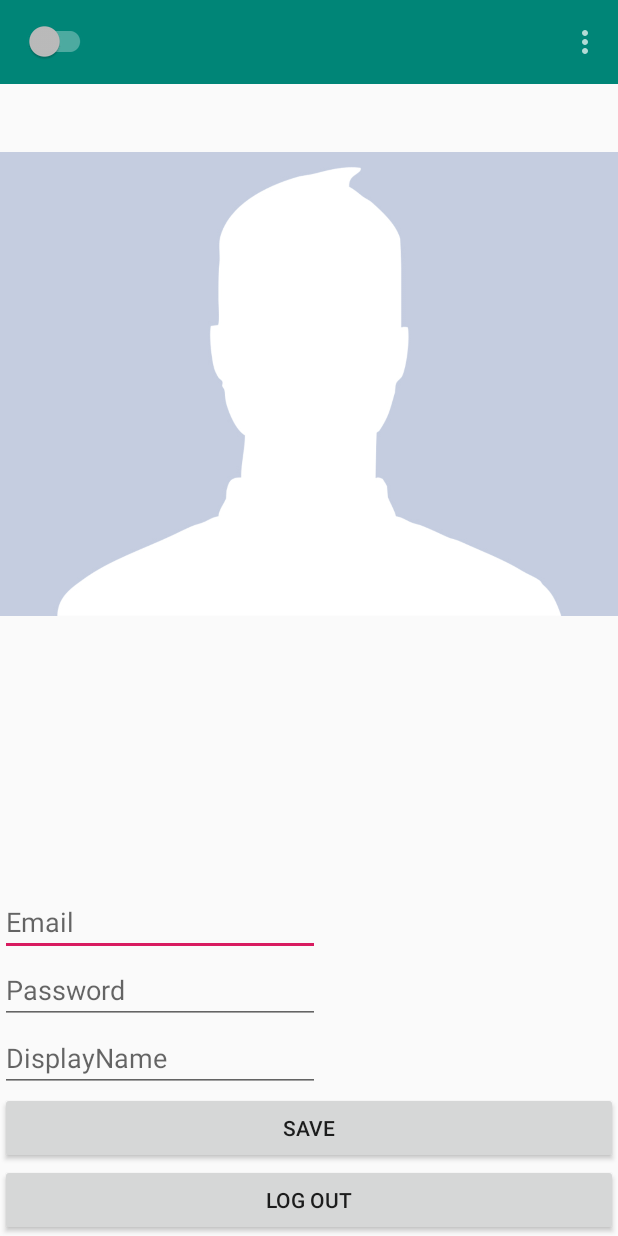
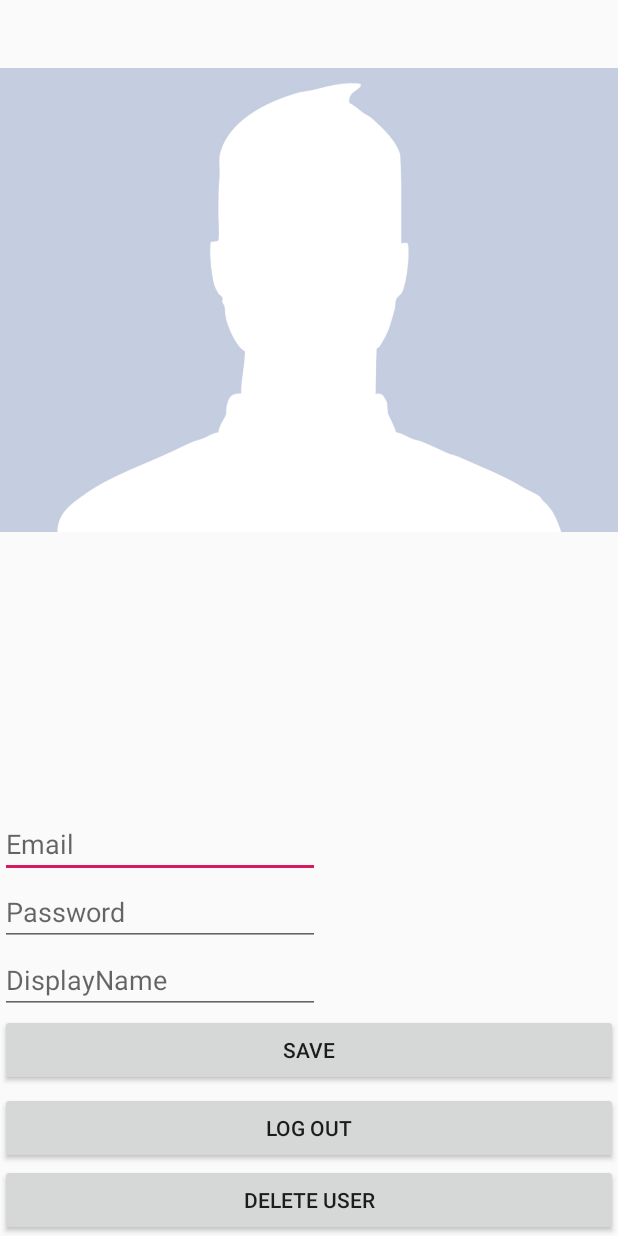
Before and after one commit to seelk89/MobileSaucyChat, an Android app: the UserPageActivity screen opened directly, with no data from a screen before it, on a phone screen of 412 x 824 dp. Run offline under Robolectric (Android 15) with nearby library versions, the phone set to English and light mode, and no system bars; our stand-ins replace Firebase (no records; nobody signed in at launch, a user with empty details on screens opened directly).

Commit message:
added chatroom ui, logout, delete user

```diff
--- a/app/src/main/java/com/example/mobilesaucychat/Variables.java
+++ b/app/src/main/java/com/example/mobilesaucychat/Shared/Variables.java
@@ -1,4 +1,4 @@
-package com.example.mobilesaucychat;
+package com.example.mobilesaucychat.Shared;
 
 public class Variables {
     // static variable single_instance of type Variables
--- a/app/src/main/java/com/example/mobilesaucychat/UserPageActivity.java
+++ b/app/src/main/java/com/example/mobilesaucychat/UserPageActivity.java
@@ -1,9 +1,11 @@
 package com.example.mobilesaucychat;
 
+import android.content.Intent;
 import android.os.Bundle;
 import android.support.annotation.NonNull;
 import android.support.v7.app.AppCompatActivity;
 import android.support.v7.widget.Toolbar;
+import android.util.Log;
 import android.view.Menu;
 import android.view.View;
 import android.widget.Button;
@@ -11,6 +13,7 @@ import android.widget.EditText;
 import android.widget.ImageView;
 import android.widget.Toast;
 
+import com.example.mobilesaucychat.Shared.Variables;
 import com.example.mobilesaucychat.models.User;
 import com.google.android.gms.tasks.OnCompleteListener;
 import com.google.android.gms.tasks.Task;
@@ -23,7 +26,7 @@ public class UserPageActivity extends AppCompatActivity {
     String email, password, displayName;
     Toolbar mToolbar;
     EditText etEmail, etPassword, etDisplayname;
-    Button btnSave, btnLogout;
+    Button btnSave, btnLogout, btnDeleteUser;
     ImageView imgFriend;
     FirebaseAuth firebaseAuth;
     Variables variables;
@@ -41,23 +44,36 @@ public class UserPageActivity extends AppCompatActivity {
         onClickListeners();
         setSupportActionBar(mToolbar);
         setTitle("");
+        if (firebaseAuth.getCurrentUser() == null) {
+            btnLogout.setVisibility(View.GONE);
+            btnDeleteUser.setVisibility(View.INVISIBLE);
+        }
     }
 
     public void findViews() {
         mToolbar = findViewById(R.id.toolbar);
         btnSave = findViewById(R.id.btnSave);
         btnLogout = findViewById(R.id.btnLogout);
+        btnDeleteUser = findViewById(R.id.btnDeleteUser);
         etEmail = findViewById(R.id.etEmail);
         etPassword = findViewById(R.id.etPassword);
         etDisplayname = findViewById(R.id.etDisplayName);
         imgFriend = findViewById(R.id.imgViewUser);
 
-        displayName = etDisplayname.getText().toString().trim();
-        email = getIntent().getSerializableExtra(variables.EMAIL_INFO).toString().trim();
-        password = getIntent().getSerializableExtra(variables.PASSWORD_INFO).toString().trim();
+        if (firebaseAuth.getCurrentUser() == null)
+        {
+            displayName = etDisplayname.getText().toString().trim();
+            email = getIntent().getSerializableExtra(variables.EMAIL_INFO).toString().trim();
+            password = getIntent().getSerializableExtra(variables.PASSWORD_INFO).toString().trim();
 
-        etEmail.append(email);
-        etPassword.append(password);
+            etEmail.append(email);
+            etPassword.append(password);
+        }
+        else
+        {
+          etEmail.setText(firebaseAuth.getCurrentUser().getEmail());
+          etDisplayname.setText(firebaseAuth.getCurrentUser().getDisplayName());
+        }
     }
 
     public void onClickListeners() {
@@ -67,6 +83,27 @@ public class UserPageActivity extends AppCompatActivity {
                 signUp();
             }
         });
+        btnLogout.setOnClickListener(new View.OnClickListener() {
+            @Override
+            public void onClick(View v) {
+
+                firebaseAuth.signOut();
+                startActivity(new Intent(getApplicationContext(), MainActivity.class));
+            }
+        });
+
+        btnDeleteUser.setOnClickListener(new View.OnClickListener() {
+            @Override
+            public void onClick(View v) {
+                deleteUser();
+            }
+        });
+    }
+
+    private void deleteUser() {
+        firebaseAuth.getCurrentUser().delete();
+        Toast.makeText(getApplicationContext(), "We're sad to see you leave... NOT", Toast.LENGTH_SHORT).show();
+        startActivity(new Intent(getApplicationContext(), MainActivity.class));
     }
 
     @Override
@@ -84,14 +121,14 @@ public class UserPageActivity extends AppCompatActivity {
                         if (task.isSuccessful()) {
                             User user = new User(
                                     email,
-                                    displayName
+                                    displayName = etDisplayname.getText().toString().trim()
                             );
 
-                            FirebaseDatabase.getInstance().getReference("Users").
+                            FirebaseDatabase.getInstance().getReference("users").
                                     child(FirebaseAuth.getInstance().getCurrentUser().getUid()).setValue(user);
 
                             Toast.makeText(getApplicationContext(), "Successfully created account", Toast.LENGTH_SHORT).show();
-                            // startActivity(new Intent(getApplicationContext(), UserPageActivity.class));
+                            startActivity(new Intent(getApplicationContext(), ChatRoomActivity.class));
                         } else {
                             Toast.makeText(getApplicationContext(), "Something is wrong", Toast.LENGTH_SHORT).show();
                         }
--- a/app/src/main/res/layout/activity_user_page.xml
+++ b/app/src/main/res/layout/activity_user_page.xml
@@ -1,62 +1,64 @@
 <?xml version="1.0" encoding="utf-8"?>
 <RelativeLayout xmlns:android="http://schemas.android.com/apk/res/android"
     xmlns:app="http://schemas.android.com/apk/res-auto"
+    xmlns:tools="http://schemas.android.com/tools"
     android:layout_width="match_parent"
-    android:layout_height="match_parent"
-    xmlns:tools="http://schemas.android.com/tools">
-
-    <include
-        android:id="@+id/toolbar"
-        layout="@layout/toolbar" />
+    android:layout_height="match_parent">
 
     <ImageView
         android:id="@+id/imgViewUser"
+        android:layout_width="fill_parent"
+        android:layout_height="400dp"
         android:layout_below="@+id/toolbar"
         android:layout_centerHorizontal="true"
-        android:layout_width="fill_parent"
-        android:layout_height="400dp"
-        android:src="@drawable/face"
-        />
+        android:src="@drawable/face" />
 
     <EditText
         android:id="@+id/etEmail"
-        android:hint="@string/username"
-        android:layout_above="@+id/etPassword"
         android:layout_width="wrap_content"
         android:layout_height="wrap_content"
+        android:layout_above="@+id/etPassword"
         android:ems="10"
+        android:hint="@string/username"
         android:inputType="textEmailAddress" />
 
     <EditText
         android:id="@+id/etPassword"
-        android:hint="@string/pass"
-        android:layout_above="@+id/etDisplayName"
         android:layout_width="wrap_content"
         android:layout_height="wrap_content"
+        android:layout_above="@+id/etDisplayName"
         android:ems="10"
+        android:hint="@string/pass"
         android:inputType="textPersonName" />
 
     <EditText
         android:id="@+id/etDisplayName"
-        android:hint="@string/displayname"
-        android:layout_above="@+id/btnSave"
         android:layout_width="wrap_content"
         android:layout_height="wrap_content"
+        android:layout_above="@+id/btnSave"
         android:ems="10"
+        android:hint="@string/displayname"
         android:inputType="textPersonName" />
 
     <Button
         android:id="@+id/btnSave"
-        android:layout_above="@+id/btnLogout"
         android:layout_width="fill_parent"
         android:layout_height="wrap_content"
-        android:text="@string/save"/>
+        android:layout_alignParentBottom="true"
+        android:layout_marginBottom="100dp"
+        android:text="@string/save" />
 
     <Button
         android:id="@+id/btnLogout"
-        android:layout_alignParentBottom="true"
         android:layout_width="fill_parent"
         android:layout_height="wrap_content"
+        android:layout_above="@id/btnDeleteUser"
         android:text="@string/logOut" />
 
+    <Button
+        android:id="@+id/btnDeleteUser"
+        android:layout_width="fill_parent"
+        android:layout_height="wrap_content"
+        android:layout_alignParentBottom="true"
+        android:text="@string/deleteUser" />
 </RelativeLayout>
--- a/app/src/main/res/menu/menu.xml
+++ b/app/src/main/res/menu/menu.xml
@@ -8,6 +8,6 @@
 
     <item
         android:id="@+id/itemLogout"
-        android:title="Logout"/>
+        android:title="@string/logOut"/>
 
 </menu>
--- a/app/src/main/res/values/strings.xml
+++ b/app/src/main/res/values/strings.xml
@@ -5,5 +5,6 @@
     <string name="username">Email</string>
     <string name="displayname">DisplayName</string>
     <string name="pass">Password</string>
+    <string name="deleteUser">Delete User</string>
 
 </resources>
```
Also changed, not shown: app/src/main/java/com/example/mobilesaucychat/ChatRoomActivity.java (+36 -0 lines), app/src/main/java/com/example/mobilesaucychat/MainActivity.java (+16 -15 lines), app/src/main/res/drawable-anydpi/ic_action_name.xml (added, +10 -0 lines), app/src/main/res/layout/activity_chat_room.xml (+34 -0 lines), app/src/main/res/drawable-hdpi/ic_action_name.png (added), app/src/main/res/drawable-mdpi/ic_action_name.png (added), app/src/main/res/drawable-xhdpi/ic_action_name.png (added), app/src/main/res/drawable-xxhdpi/ic_action_name.png (added).
